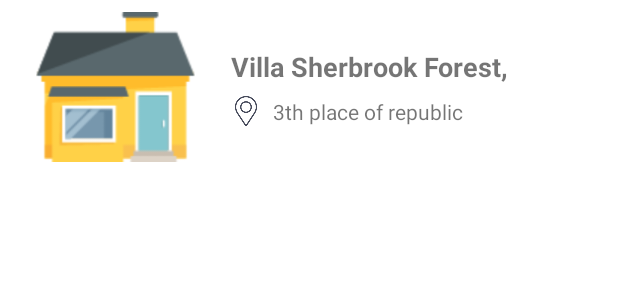
After one commit to Zenibaa57/MyRealEstate, an Android app: the layout place_recyclerview.xml on its own in the app's theme, with its tools: preview values and no code run, on a phone screen of 412 x 824 dp. The commit adds this screen. Shown: the top 300 px of the screen. Run offline under Robolectric (Android 15) with nearby library versions, the phone set to English and light mode, and no system bars.

Commit message:
Add icon

```diff
--- /dev/null
+++ b/app/src/main/res/layout/place_recyclerview.xml
@@ -0,0 +1,53 @@
+<?xml version="1.0" encoding="utf-8"?>
+<androidx.constraintlayout.widget.ConstraintLayout xmlns:android="http://schemas.android.com/apk/res/android"
+    xmlns:app="http://schemas.android.com/apk/res-auto"
+    xmlns:tools="http://schemas.android.com/tools"
+    android:layout_width="match_parent"
+    android:layout_height="wrap_content">
+
+    <ImageView
+        android:id="@+id/house"
+        android:layout_width="122dp"
+        android:layout_height="100dp"
+        android:layout_marginStart="16dp"
+        android:layout_marginTop="8dp"
+        android:layout_marginBottom="8dp"
+        app:layout_constraintBottom_toBottomOf="parent"
+        app:layout_constraintStart_toStartOf="parent"
+        app:layout_constraintTop_toTopOf="parent"
+        app:srcCompat="@drawable/house" />
+
+    <TextView
+        android:id="@+id/placeName"
+        android:layout_width="wrap_content"
+        android:layout_height="wrap_content"
+        android:layout_marginStart="16dp"
+        android:layout_marginTop="32dp"
+        android:text="Villa Sherbrook Forest,"
+        android:textSize="18sp"
+        android:textStyle="bold"
+        app:layout_constraintStart_toEndOf="@id/house"
+        app:layout_constraintTop_toTopOf="parent" />
+
+    <TextView
+        android:id="@+id/palceLocation"
+        android:layout_width="wrap_content"
+        android:layout_height="wrap_content"
+        android:layout_marginStart="8dp"
+        android:layout_marginBottom="32dp"
+        android:text="3th place of republic"
+        app:layout_constraintBottom_toBottomOf="parent"
+        app:layout_constraintStart_toEndOf="@id/location" />
+
+    <ImageView
+        android:id="@+id/location"
+        android:layout_width="20dp"
+        android:layout_height="20dp"
+        android:layout_marginStart="16dp"
+        android:layout_marginBottom="32dp"
+        app:layout_constraintBottom_toBottomOf="parent"
+        app:layout_constraintEnd_toStartOf="@id/palceLocation"
+        app:layout_constraintStart_toEndOf="@id/house"
+        app:srcCompat="@drawable/location" />
+
+</androidx.constraintlayout.widget.ConstraintLayout>
--- a/app/src/main/res/layout/real_estate_list.xml
+++ b/app/src/main/res/layout/real_estate_list.xml
@@ -11,12 +11,11 @@
         android:id="@+id/house"
         android:layout_width="0dp"
         android:layout_height="wrap_content"
-        android:layout_marginTop="32dp"
         app:layout_constraintBottom_toTopOf="@id/hello"
         app:layout_constraintEnd_toEndOf="parent"
         app:layout_constraintStart_toStartOf="parent"
         app:layout_constraintTop_toTopOf="parent"
-        app:srcCompat="@drawable/house" />
+        app:srcCompat="@drawable/home" />
 
     <TextView
         android:id="@+id/hello"
```
Also changed, not shown: app/src/main/res/drawable/area.png (added), app/src/main/res/drawable/dollar.png (added), app/src/main/res/drawable/home.png (added), app/src/main/res/drawable/house.png, app/src/main/res/drawable/location.png (added), app/src/main/res/drawable/room.png (added), app/src/main/res/drawable/type.png (added), 1 other file.
